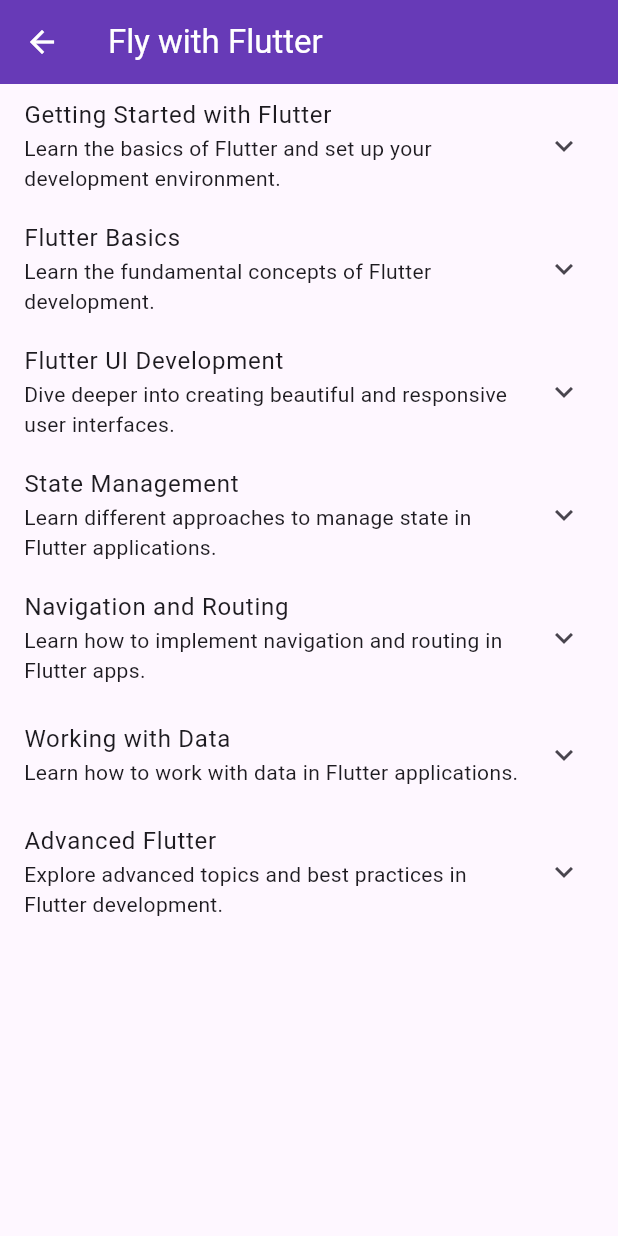
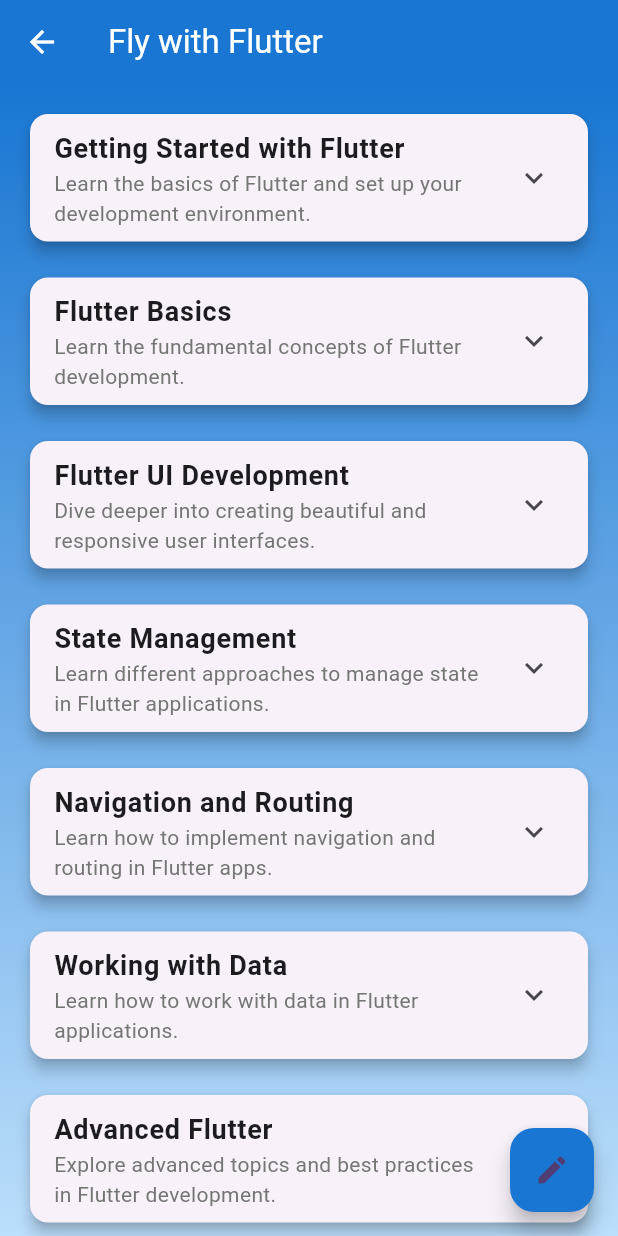
Before and after one commit to SatyamKr07/flutter-perfect-ddd, a Flutter app: the FlyWithFlutter screen opened directly, on a phone screen of 412 x 824 dp. Run offline on Flutter 3.47's test engine with Material 3 defaults, Android fonts, the phone set to English and light mode, and no system bars; our stand-ins replace cached_network_image, dio, firebase_auth, firebase_core, firebase_storage, flutter_bloc and 12 more; accounts and stored records are empty; generated files the repository leaves out were written again; network calls fail.

Commit message:
fly with flutter feature basic

```diff
--- /dev/null
+++ b/lib/application/fly_with_flutter/fly_with_flutter_cubit.dart
@@ -0,0 +1,127 @@
+import 'package:flutter_bloc/flutter_bloc.dart';
+import '../../domain/core/models/fly_with_flutter/tutorial_step.dart';
+import '../../infrastructure/fly_with_flutter/tutorial_repository.dart';
+import 'fly_with_flutter_state.dart';
+
+class FlyWithFlutterCubit extends Cubit<FlyWithFlutterState> {
+  final TutorialRepository _repository;
+
+  FlyWithFlutterCubit(this._repository) : super(FlyWithFlutterState.initial());
+
+  Future<void> loadTutorialData() async {
+    emit(state.copyWith(isLoading: true));
+    try {
+      final data = await _repository.fetchTutorialData();
+      emit(state.copyWith(
+        isLoading: false,
+        tutorialSteps: data,
+      ));
+    } catch (e) {
+      emit(state.copyWith(
+        isLoading: false,
+        error: e.toString(),
+      ));
+    }
+  }
+
+  void toggleStepCompletion(String stepId, bool isCompleted) {
+    final updatedSteps = _updateStepCompletion(state.tutorialSteps, stepId, isCompleted);
+    emit(state.copyWith(tutorialSteps: updatedSteps));
+  }
+
+  List<TutorialStep> _updateStepCompletion(List<TutorialStep> steps, String stepId, bool isCompleted) {
+    return steps.map((step) {
+      if (step.id == stepId) {
+        return step.copyWith(isCompleted: isCompleted);
+      } else if (step.subSteps.isNotEmpty) {
+        final updatedSubSteps = _updateStepCompletion(step.subSteps, stepId, isCompleted);
+        return step.copyWith(subSteps: updatedSubSteps);
+      }
+      return step;
+    }).toList();
+  }
+
+  void incrementLikes(String stepId) {
+    final updatedSteps = _updateStepLikes(state.tutorialSteps, stepId);
+    emit(state.copyWith(tutorialSteps: updatedSteps));
+  }
+
+  List<TutorialStep> _updateStepLikes(List<TutorialStep> steps, String stepId) {
+    return steps.map((step) {
+      if (step.id == stepId) {
+        return step.copyWith(likes: step.likes + 1);
+      } else if (step.subSteps.isNotEmpty) {
+        final updatedSubSteps = _updateStepLikes(step.subSteps, stepId);
+        return step.copyWith(subSteps: updatedSubSteps);
+      }
+      return step;
+    }).toList();
+  }
+
+  void addStep(TutorialStep newStep, String? parentId) {
+    final updatedSteps = _addStepToList(state.tutorialSteps, newStep, parentId);
+    emit(state.copyWith(tutorialSteps: updatedSteps));
+  }
+
+  List<TutorialStep> _addStepToList(List<TutorialStep> steps, TutorialStep newStep, String? parentId) {
+    if (parentId == null) {
+      return [...steps, newStep];
+    }
+
+    return steps.map((step) {
+      if (step.id == parentId) {
+        return step.copyWith(subSteps: [...step.subSteps, newStep]);
+      } else if (step.subSteps.isNotEmpty) {
+        final updatedSubSteps = _addStepToList(step.subSteps, newStep, parentId);
+        return step.copyWith(subSteps: updatedSubSteps);
+      }
+      return step;
+    }).toList();
+  }
+
+  void updateStep(TutorialStep updatedStep) {
+    final updatedSteps = _updateStepInList(state.tutorialSteps, updatedStep);
+    emit(state.copyWith(tutorialSteps: updatedSteps));
+  }
+
+  List<TutorialStep> _updateStepInList(List<TutorialStep> steps, TutorialStep updatedStep) {
+    return steps.map((step) {
+      if (step.id == updatedStep.id) {
+        return updatedStep;
+      } else if (step.subSteps.isNotEmpty) {
+        final updatedSubSteps = _updateStepInList(step.subSteps, updatedStep);
+        return step.copyWith(subSteps: updatedSubSteps);
+      }
+      return step;
+    }).toList();
+  }
+}
+
+class FlyWithFlutterState {
+  final bool isLoading;
+  final List<TutorialStep> tutorialSteps;
+  final String? error;
+
+  FlyWithFlutterState({
+    required this.isLoading,
+    required this.tutorialSteps,
+    this.error,
+  });
+
+  factory FlyWithFlutterState.initial() => FlyWithFlutterState(
+        isLoading: true,
+        tutorialSteps: [],
+      );
+
+  FlyWithFlutterState copyWith({
+    bool? isLoading,
+    List<TutorialStep>? tutorialSteps,
+    String? error,
+  }) {
+    return FlyWithFlutterState(
+      isLoading: isLoading ?? this.isLoading,
+      tutorialSteps: tutorialSteps ?? this.tutorialSteps,
+      error: error ?? this.error,
+    );
+  }
+}
--- /dev/null
+++ b/lib/application/fly_with_flutter/fly_with_flutter_state.dart
@@ -0,0 +1,30 @@
+import '../../domain/core/models/fly_with_flutter/tutorial_step.dart';
+
+class FlyWithFlutterState {
+  final bool isLoading;
+  final List<TutorialStep> tutorialSteps;
+  final String? error;
+
+  FlyWithFlutterState({
+    required this.isLoading,
+    required this.tutorialSteps,
+    this.error,
+  });
+
+  factory FlyWithFlutterState.initial() => FlyWithFlutterState(
+        isLoading: true,
+        tutorialSteps: [],
+      );
+
+  FlyWithFlutterState copyWith({
+    bool? isLoading,
+    List<TutorialStep>? tutorialSteps,
+    String? error,
+  }) {
+    return FlyWithFlutterState(
+      isLoading: isLoading ?? this.isLoading,
+      tutorialSteps: tutorialSteps ?? this.tutorialSteps,
+      error: error ?? this.error,
+    );
+  }
+}
--- a/lib/domain/core/models/fly_with_flutter/tutorial_step.dart
+++ b/lib/domain/core/models/fly_with_flutter/tutorial_step.dart
@@ -36,6 +36,28 @@
       comments: List<String>.from(json['comments'] ?? []),
     );
   }
+
+  TutorialStep copyWith({
+    String? id,
+    String? title,
+    String? description,
+    String? link,
+    List<TutorialStep>? subSteps,
+    bool? isCompleted,
+    int? likes,
+    List<String>? comments,
+  }) {
+    return TutorialStep(
+      id: id ?? this.id,
+      title: title ?? this.title,
+      description: description ?? this.description,
+      link: link ?? this.link,
+      subSteps: subSteps ?? this.subSteps,
+      isCompleted: isCompleted ?? this.isCompleted,
+      likes: likes ?? this.likes,
+      comments: comments ?? this.comments,
+    );
+  }
 }
 
 class TutorialData {
--- /dev/null
+++ b/lib/infrastructure/fly_with_flutter/tutorial_repository.dart
@@ -0,0 +1,9 @@
+import '../../domain/core/models/fly_with_flutter/tutorial_step.dart';
+
+class TutorialRepository {
+  Future<List<TutorialStep>> fetchTutorialData() async {
+    // Implement the actual data fetching logic here
+    // For now, we'll use the existing TutorialData.fetchTutorialData() method
+    return await TutorialData.fetchTutorialData();
+  }
+}
--- a/lib/presentation/fly_with_flutter/fly_with_flutter.dart
+++ b/lib/presentation/fly_with_flutter/fly_with_flutter.dart
@@ -1,101 +1,87 @@
 import 'package:flutter/material.dart';
+import 'package:flutter_bloc/flutter_bloc.dart';
+import '../../application/fly_with_flutter/fly_with_flutter_cubit.dart';
+import '../../infrastructure/fly_with_flutter/tutorial_repository.dart';
+import 'widgets/edit_tutorial_page.dart';
+import 'widgets/tutorial_step_widget.dart';
 
-import '../../domain/core/models/fly_with_flutter/tutorial_step.dart';
-
-class FlyWithFlutter extends StatefulWidget {
+class FlyWithFlutter extends StatelessWidget {
   const FlyWithFlutter({Key? key}) : super(key: key);
 
   @override
-  _FlyWithFlutterState createState() => _FlyWithFlutterState();
-}
-
-class _FlyWithFlutterState extends State<FlyWithFlutter> {
-  List<TutorialStep> tutorialSteps = [];
-  bool isLoading = true;
-
-  @override
-  void initState() {
-    super.initState();
-    _loadTutorialData();
-  }
-
-  Future<void> _loadTutorialData() async {
-    try {
-      final data = await TutorialData.fetchTutorialData();
-      setState(() {
-        tutorialSteps = data;
-        isLoading = false;
-      });
-    } catch (e) {
-      print('Error loading tutorial data: $e');
-      setState(() {
-        isLoading = false;
-      });
-    }
-  }
-
-  @override
   Widget build(BuildContext context) {
+    return BlocProvider(
+      create: (context) => FlyWithFlutterCubit(TutorialRepository())..loadTutorialData(),
+      child: Builder(
+        builder: (context) {
           return Scaffold(
             appBar: AppBar(
               title: const Text('Fly with Flutter'),
+              elevation: 0,
+              backgroundColor: Colors.blue[700],
             ),
-      body: isLoading
-          ? const Center(child: CircularProgressIndicator())
-          : ListView.builder(
-              itemCount: tutorialSteps.length,
+            body: BlocBuilder<FlyWithFlutterCubit, FlyWithFlutterState>(
+              builder: (context, state) {
+                if (state.isLoading) {
+                  return const Center(child: CircularProgressIndicator());
+                } else if (state.error != null) {
+                  return Center(
+                    child: Column(
+                      mainAxisAlignment: MainAxisAlignment.center,
+                      children: [
+                        Icon(Icons.error_outline, size: 60, color: Colors.red),
+                        SizedBox(height: 16),
+                        Text(
+                          'Error: ${state.error}',
+                          style: TextStyle(fontSize: 18),
+                          textAlign: TextAlign.center,
+                        ),
+                      ],
+                    ),
+                  );
+                } else {
+                  return Container(
+                    decoration: BoxDecoration(
+                      gradient: LinearGradient(
+                        begin: Alignment.topCenter,
+                        end: Alignment.bottomCenter,
+                        colors: [Colors.blue[700]!, Colors.blue[100]!],
+                      ),
+                    ),
+                    child: ListView.builder(
+                      padding: EdgeInsets.all(16),
+                      itemCount: state.tutorialSteps.length,
                       itemBuilder: (context, index) {
-                return _buildTutorialStep(tutorialSteps[index]);
+                        return Padding(
+                          padding: EdgeInsets.only(bottom: 16),
+                          child: TutorialStepWidget(
+                              step: state.tutorialSteps[index]),
+                        );
                       },
                     ),
                   );
                 }
-
-  Widget _buildTutorialStep(TutorialStep step) {
-    return ExpansionTile(
-      title: Text(step.title),
-      subtitle: Text(step.description),
-      children: [
-        if (step.link != null)
-          ListTile(
-            title: Text('Learn more'),
-            trailing: Icon(Icons.link),
-            onTap: () {
-              // TODO: Implement link opening functionality
               },
             ),
-        CheckboxListTile(
-          title: Text('Mark as completed'),
-          value: step.isCompleted,
-          onChanged: (bool? value) {
-            setState(() {
-              step.isCompleted = value ?? false;
-            });
+            floatingActionButton: FloatingActionButton(
+              heroTag: 'editTutorialFAB',
+              onPressed: () {
+                final cubit = context.read<FlyWithFlutterCubit>();
+                Navigator.of(context).push(
+                  MaterialPageRoute(
+                    builder: (context) => BlocProvider.value(
+                      value: cubit,
+                      child: EditTutorialPage(),
+                    ),
+                  ),
+                );
               },
+              child: Icon(Icons.edit),
+              backgroundColor: Colors.blue[700],
             ),
-        Row(
-          mainAxisAlignment: MainAxisAlignment.spaceAround,
-          children: [
-            IconButton(
-              icon: Icon(Icons.thumb_up),
-              onPressed: () {
-                setState(() {
-                  step.likes++;
-                });
-              },
+          );
+        }
       ),
-            Text('${step.likes} likes'),
-            IconButton(
-              icon: Icon(Icons.comment),
-              onPressed: () {
-                // TODO: Implement comment functionality
-              },
-            ),
-            Text('${step.comments.length} comments'),
-          ],
-        ),
-        ...step.subSteps.map((subStep) => _buildTutorialStep(subStep)),
-      ],
     );
   }
 }
--- /dev/null
+++ b/lib/presentation/fly_with_flutter/widgets/tutorial_step_widget.dart
@@ -0,0 +1,113 @@
+import 'package:flutter/material.dart';
+import 'package:flutter_bloc/flutter_bloc.dart';
+import '../../../application/fly_with_flutter/fly_with_flutter_cubit.dart';
+import '../../../domain/core/models/fly_with_flutter/tutorial_step.dart';
+
+class TutorialStepWidget extends StatelessWidget {
+  final TutorialStep step;
+
+  const TutorialStepWidget({Key? key, required this.step}) : super(key: key);
+
+  @override
+  Widget build(BuildContext context) {
+    return Card(
+      elevation: 4,
+      shape: RoundedRectangleBorder(borderRadius: BorderRadius.circular(12)),
+      child: Theme(
+        data: Theme.of(context).copyWith(dividerColor: Colors.transparent),
+        child: ExpansionTile(
+          title: Text(
+            step.title,
+            style: TextStyle(fontWeight: FontWeight.bold, fontSize: 18),
+          ),
+          subtitle: Text(
+            step.description,
+            style: TextStyle(color: Colors.grey[600]),
+          ),
+          childrenPadding: EdgeInsets.all(16),
+          expandedCrossAxisAlignment: CrossAxisAlignment.start,
+          children: [
+            if (step.link != null)
+              ElevatedButton.icon(
+                icon: Icon(Icons.link),
+                label: Text('Learn More'),
+                onPressed: () {
+                  // TODO: Implement link opening functionality
+                },
+                style: ElevatedButton.styleFrom(
+                  backgroundColor: Colors.white,
+                  shape: RoundedRectangleBorder(
+                      borderRadius: BorderRadius.circular(8)),
+                ),
+              ),
+            SizedBox(height: 16),
+            Row(
+              children: [
+                Expanded(
+                  child: CheckboxListTile(
+                    title: Text('Mark as completed'),
+                    value: step.isCompleted,
+                    onChanged: (bool? value) {
+                      context
+                          .read<FlyWithFlutterCubit>()
+                          .toggleStepCompletion(step.id, value ?? false);
+                    },
+                    controlAffinity: ListTileControlAffinity.leading,
+                  ),
+                ),
+              ],
+            ),
+            SizedBox(height: 16),
+            Row(
+              mainAxisAlignment: MainAxisAlignment.spaceAround,
+              children: [
+                _buildIconButton(
+                  icon: Icons.thumb_up,
+                  label: '${step.likes} likes',
+                  onPressed: () {
+                    context.read<FlyWithFlutterCubit>().incrementLikes(step.id);
+                  },
+                ),
+                _buildIconButton(
+                  icon: Icons.comment,
+                  label: '${step.comments.length} comments',
+                  onPressed: () {
+                    // TODO: Implement comment functionality
+                  },
+                ),
+              ],
+            ),
+            if (step.subSteps.isNotEmpty) ...[
+              SizedBox(height: 16),
+              Text(
+                'Sub-steps:',
+                style: TextStyle(fontWeight: FontWeight.bold, fontSize: 16),
+              ),
+              ...step.subSteps.map((subStep) => Padding(
+                    padding: EdgeInsets.only(left: 16, top: 8),
+                    child: TutorialStepWidget(step: subStep),
+                  )),
+            ],
+          ],
+        ),
+      ),
+    );
+  }
+
+  Widget _buildIconButton({
+    required IconData icon,
+    required String label,
+    required VoidCallback onPressed,
+  }) {
+    return Column(
+      children: [
+        IconButton(
+          icon: Icon(icon),
+          onPressed: onPressed,
+          color: Colors.blue[700],
+        ),
+        Text(label, style: TextStyle(fontSize: 12)),
+      ],
+    );
+  }
+}
```
Also changed, not shown: lib/presentation/fly_with_flutter/widgets/edit_tutorial_page.dart (added, +201 -0 lines). Lines whose indentation alone changed are shown as unchanged.
